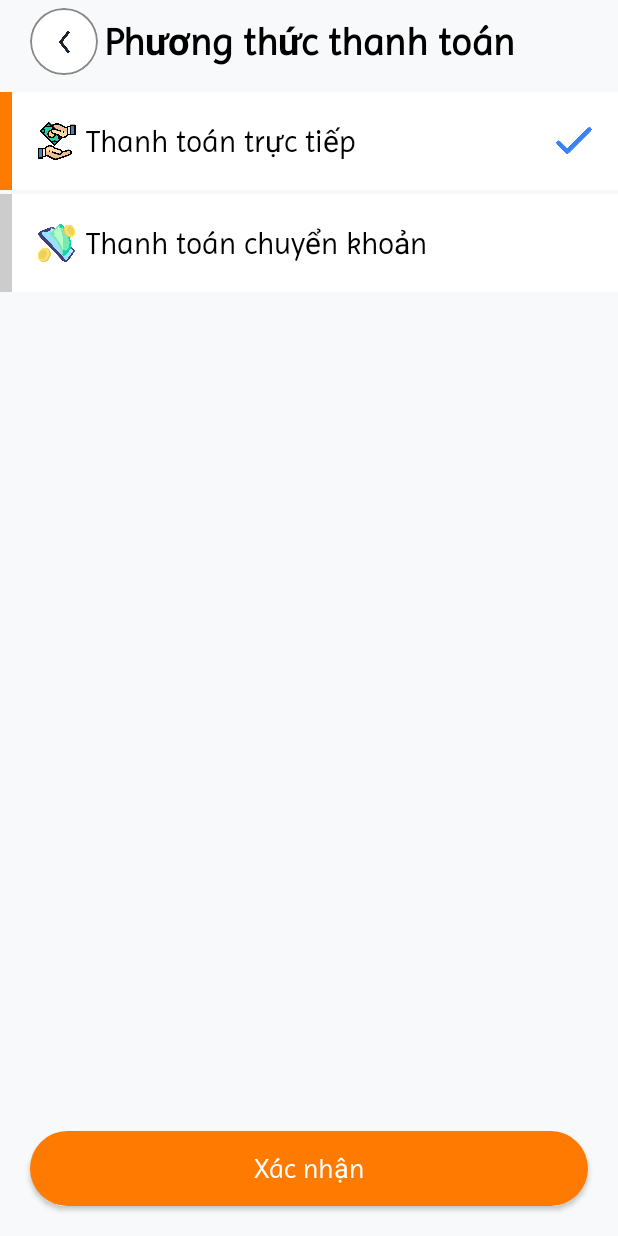
After one commit to kienyk02/fashion_store_client, an Android app: the fragment PaymentMethodFragment shown on its own in the app's theme, on a phone screen of 412 x 824 dp. The commit adds this screen. Run offline under Robolectric (Android 15) with nearby library versions, the phone set to English and light mode, and no system bars.

Commit message:
create payment and shipment method fragment

```diff
--- /dev/null
+++ b/app/src/main/java/com/example/fashionstoreapp/data/model/PaymentMethod.kt
@@ -0,0 +1,3 @@
+package com.example.fashionstoreapp.data.model
+
+data class PaymentMethod(val id: Int, val name: String)
--- /dev/null
+++ b/app/src/main/java/com/example/fashionstoreapp/screen/adapter/PaymentMethodAdapter.kt
@@ -0,0 +1,78 @@
+package com.example.fashionstoreapp.screen.adapter
+
+import android.annotation.SuppressLint
+import android.graphics.Color
+import android.view.LayoutInflater
+import android.view.View
+import android.view.ViewGroup
+import androidx.core.content.ContextCompat
+import androidx.recyclerview.widget.RecyclerView
+import com.example.fashionstoreapp.R
+import com.example.fashionstoreapp.data.model.PaymentMethod
+import com.example.fashionstoreapp.databinding.ItemPaymentMethodBinding
+import com.example.fashionstoreapp.screen.checkout.PaymentMethodFragment
+
+class PaymentMethodAdapter(
+    private var list: List<PaymentMethod>,
+    private var fragment: PaymentMethodFragment
+) : RecyclerView.Adapter<PaymentMethodAdapter.ViewHolder>() {
+
+    override fun onCreateViewHolder(parent: ViewGroup, viewType: Int): ViewHolder {
+        val binding = ItemPaymentMethodBinding.inflate(
+            LayoutInflater.from(parent.context),
+            parent,
+            false
+        )
+        return ViewHolder(binding)
+    }
+
+    override fun getItemCount(): Int {
+        return list.size
+    }
+
+    override fun onBindViewHolder(holder: ViewHolder, position: Int) {
+        holder.bind(list[position])
+    }
+
+    @SuppressLint("NotifyDataSetChanged")
+    fun setData(newList: List<PaymentMethod>) {
+        this.list = newList
+        this.notifyDataSetChanged()
+    }
+
+    inner class ViewHolder(val binding: ItemPaymentMethodBinding) :
+        RecyclerView.ViewHolder(binding.root),
+        View.OnClickListener {
+        init {
+            itemView.setOnClickListener(this)
+        }
+
+        @SuppressLint("ResourceAsColor")
+        fun bind(paymentMethod: PaymentMethod) {
+            binding.apply {
+                txtPaymentMethod.text = paymentMethod.name
+                if (paymentMethod.name == "Thanh toán chuyển khoản") {
+                    imgPaymentType.setImageResource(R.drawable.payment_banking)
+                }
+                if (paymentMethod.id == fragment.paymentMethodTmp.id) {
+                    imgChecked.visibility = View.VISIBLE
+                    viewSelect.setBackgroundColor(
+                        ContextCompat.getColor(
+                            itemView.context,
+                            R.color.primary_color
+                        )
+                    )
+                } else {
+                    imgChecked.visibility = View.GONE
+                    viewSelect.setBackgroundColor(Color.LTGRAY)
+                }
+            }
+        }
+
+        @SuppressLint("NotifyDataSetChanged")
+        override fun onClick(p0: View?) {
+            fragment.updatePaymentMethod(list[adapterPosition])
+            notifyDataSetChanged()
+        }
+    }
+}
--- /dev/null
+++ b/app/src/main/java/com/example/fashionstoreapp/screen/checkout/PaymentMethodFragment.kt
@@ -0,0 +1,75 @@
+package com.example.fashionstoreapp.screen.checkout
+
+import android.annotation.SuppressLint
+import android.os.Bundle
+import androidx.fragment.app.Fragment
+import android.view.LayoutInflater
+import android.view.View
+import android.view.ViewGroup
+import androidx.lifecycle.ViewModelProvider
+import androidx.navigation.fragment.findNavController
+import androidx.recyclerview.widget.LinearLayoutManager
+import com.example.fashionstoreapp.R
+import com.example.fashionstoreapp.data.model.PaymentMethod
+import com.example.fashionstoreapp.databinding.FragmentPaymentMethodBinding
+import com.example.fashionstoreapp.databinding.HeaderLayoutBinding
+import com.example.fashionstoreapp.screen.adapter.PaymentMethodAdapter
+
+class PaymentMethodFragment : Fragment() {
+    private lateinit var binding: FragmentPaymentMethodBinding
+    private lateinit var headerBinding: HeaderLayoutBinding
+    lateinit var paymentMethodTmp: PaymentMethod
+    private val controller by lazy {
+        findNavController()
+    }
+//    private val shareCheckoutViewModel by lazy {
+//        ViewModelProvider(
+//            requireActivity(),
+//            ShareCheckoutViewModel.ShareCheckoutViewModelFactory(requireActivity().application)
+//        )[ShareCheckoutViewModel::class.java]
+//    }
+
+    override fun onCreateView(
+        inflater: LayoutInflater, container: ViewGroup?,
+        savedInstanceState: Bundle?
+    ): View? {
+        binding = FragmentPaymentMethodBinding.inflate(inflater, container, false)
+        headerBinding = binding.layoutHeader
+        headerBinding.txtTitle.text = getString(R.string.payment_method)
+        return binding.root
+    }
+
+    @SuppressLint("SetTextI18n")
+    override fun onViewCreated(view: View, savedInstanceState: Bundle?) {
+        super.onViewCreated(view, savedInstanceState)
+
+        headerBinding.btnBack.setOnClickListener {
+            controller.popBackStack()
+        }
+
+        val paymentMethodAdapter = PaymentMethodAdapter(mutableListOf(), this)
+        binding.rvPaymentMethod.layoutManager =
+            LinearLayoutManager(requireActivity(), LinearLayoutManager.VERTICAL, false)
+        binding.rvPaymentMethod.adapter = paymentMethodAdapter
+
+        val list = mutableListOf<PaymentMethod>()
+        list.add(PaymentMethod(1, "Thanh toán trực tiếp"))
+        list.add(PaymentMethod(2, "Thanh toán chuyển khoản"))
+        paymentMethodAdapter.setData(list)
+        paymentMethodTmp = list[0]
+//        shareCheckoutViewModel.paymentMethods.observe(viewLifecycleOwner, Observer {
+//            paymentMethodAdapter.setData(it)
+//        })
+//
+//        paymentMethodTmp= shareCheckoutViewModel.paymentMethodSelected.value!!
+//        binding.btnConfirm.setOnClickListener {
+//            shareCheckoutViewModel.updatePaymentMethod(paymentMethodTmp)
+//            controller.popBackStack()
+//        }
+
+    }
+
+    fun updatePaymentMethod(paymentMethod: PaymentMethod) {
+        paymentMethodTmp = paymentMethod
+    }
+}
--- /dev/null
+++ b/app/src/main/res/layout/fragment_payment_method.xml
@@ -0,0 +1,36 @@
+<?xml version="1.0" encoding="utf-8"?>
+<androidx.constraintlayout.widget.ConstraintLayout xmlns:android="http://schemas.android.com/apk/res/android"
+    xmlns:app="http://schemas.android.com/apk/res-auto"
+    xmlns:tools="http://schemas.android.com/tools"
+    android:layout_width="match_parent"
+    android:layout_height="match_parent"
+    android:background="@color/white_frame"
+    tools:context=".screen.checkout.PaymentMethodFragment">
+
+    <include
+        android:id="@+id/layoutHeader"
+        layout="@layout/header_layout" />
+
+    <androidx.recyclerview.widget.RecyclerView
+        android:id="@+id/rvPaymentMethod"
+        android:layout_width="match_parent"
+        android:layout_height="0dp"
+        android:layout_marginTop="10dp"
+        app:layout_constraintBottom_toTopOf="@id/btnConfirm"
+        app:layout_constraintTop_toBottomOf="@id/layoutHeader" />
+
+    <androidx.appcompat.widget.AppCompatButton
+        android:id="@+id/btnConfirm"
+        android:layout_width="match_parent"
+        android:layout_height="50dp"
+        android:layout_marginStart="20dp"
+        android:layout_marginEnd="20dp"
+        android:layout_marginBottom="20dp"
+        android:background="@drawable/circle_background"
+        android:text="@string/confirm"
+        android:textAllCaps="false"
+        android:textColor="@color/white"
+        android:textSize="18sp"
+        app:layout_constraintBottom_toBottomOf="parent" />
+
+</androidx.constraintlayout.widget.ConstraintLayout>
--- /dev/null
+++ b/app/src/main/res/layout/item_payment_method.xml
@@ -0,0 +1,47 @@
+<?xml version="1.0" encoding="utf-8"?>
+<LinearLayout xmlns:android="http://schemas.android.com/apk/res/android"
+    android:layout_width="match_parent"
+    android:layout_height="wrap_content"
+    android:orientation="horizontal"
+    android:background="@color/white"
+    android:layout_marginTop="1dp"
+    android:layout_marginBottom="1dp"
+    android:weightSum="10">
+    <View
+        android:id="@+id/viewSelect"
+        android:layout_width="0dp"
+        android:background="@color/primary_color"
+        android:layout_height="match_parent"
+        android:layout_weight="0.2"/>
+    <ImageView
+        android:id="@+id/imgPaymentType"
+        android:src="@drawable/payment_cod"
+        android:layout_gravity="center"
+        android:paddingStart="10dp"
+        android:layout_width="0dp"
+        android:layout_height="25dp"
+        android:layout_weight="1.2"/>
+    <LinearLayout
+        android:layout_width="0dp"
+        android:layout_height="wrap_content"
+        android:layout_weight="7.4"
+        android:orientation="vertical">
+        <TextView
+            android:id="@+id/txtPaymentMethod"
+            android:text="Thanh toán trực tiếp"
+            android:textColor="@color/black"
+            android:textSize="20sp"
+            android:paddingTop="20dp"
+            android:paddingBottom="20dp"
+            android:layout_width="match_parent"
+            android:layout_height="wrap_content"/>
+    </LinearLayout>
+    <ImageView
+        android:id="@+id/imgChecked"
+        android:src="@drawable/check"
+        android:layout_gravity="center"
+        android:layout_weight="1"
+        android:layout_width="0dp"
+        android:layout_height="35dp"/>
+
+</LinearLayout>
```
Also changed, not shown: app/src/main/java/com/example/fashionstoreapp/data/model/ShipmentMethod.kt (added, +7 -0 lines), app/src/main/java/com/example/fashionstoreapp/screen/adapter/ShipmentMethodAdapter.kt (added, +80 -0 lines), app/src/main/java/com/example/fashionstoreapp/screen/checkout/CheckoutFragment.kt (+8 -0 lines), app/src/main/java/com/example/fashionstoreapp/screen/checkout/ShipmentMethodFragment.kt (added, +66 -0 lines), app/src/main/java/com/example/fashionstoreapp/screen/setting/ProfileFragment.kt (+28 -0 lines), app/src/main/res/layout/fragment_shipment_method.xml (added, +36 -0 lines), app/src/main/res/layout/item_shipment_method.xml (added, +48 -0 lines), app/src/main/res/navigation/nav_graph.xml (+16 -0 lines), app/src/main/res/drawable/check.png (added), app/src/main/res/drawable/payment_banking.png (added), app/src/main/res/drawable/payment_cod.png (added).
